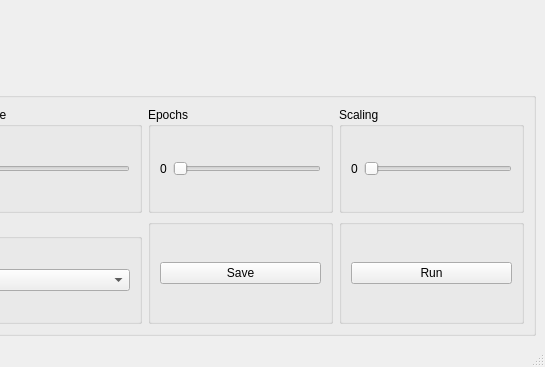
First picture: the form in mainwindow.ui, repository annfr542/artGenerator, before the edit; both pictures show x 255 to 800 and y 233 to 600 of the 800 by 600 pixel window.
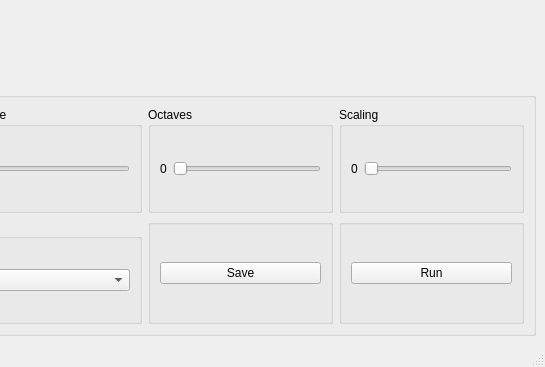
Second picture: the form after the edit.

Commit message: Rename epochs -> octaves

```diff
--- a/mainwindow.ui
+++ b/mainwindow.ui
@@ -165,7 +165,7 @@
          <item row="1" column="2">
           <widget class="QGroupBox" name="groupBox_2">
            <property name="title">
-            <string>Epochs</string>
+            <string>Octaves</string>
            </property>
            <layout class="QGridLayout" name="gridLayout_4">
             <item row="0" column="0">
```
The commit also changes 2 other files.
